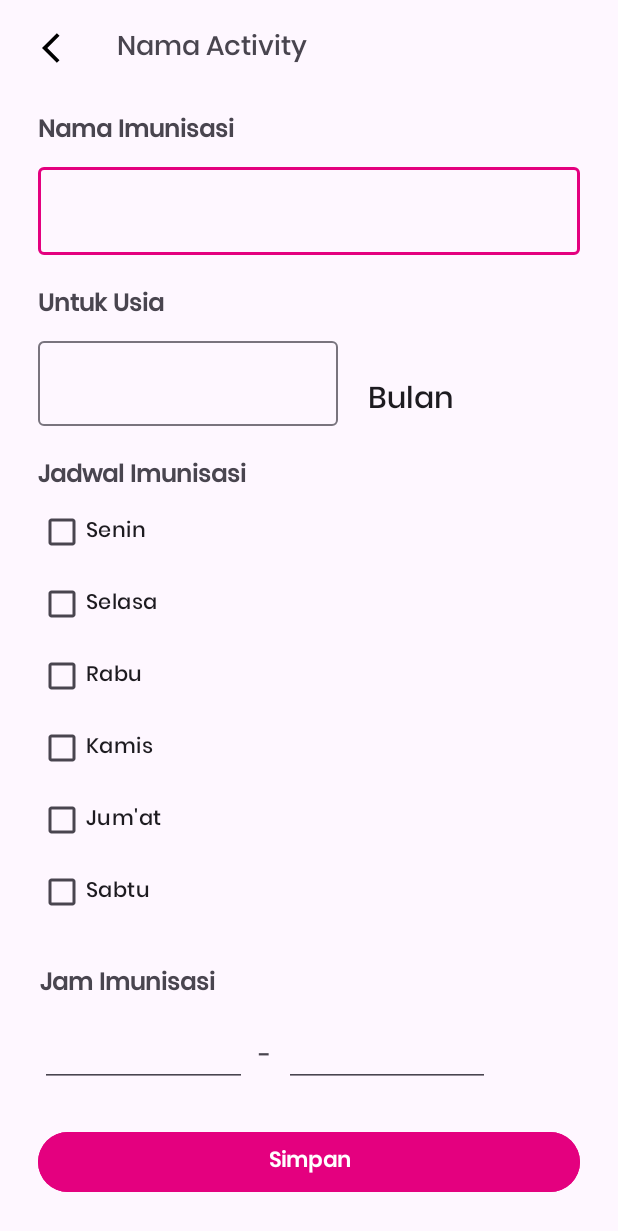
After one commit to Afaryn/AndroidProject_ImunisasiKu, an Android app: the EditImunisasi screen opened directly, with no data from a screen before it, on a phone screen of 412 x 824 dp. The commit adds this screen. Shown: the top 1231 px of the screen. Run offline under Robolectric (Android 15) with nearby library versions, the phone set to English and light mode, and no system bars.

Commit message:
RV kelola Imunisasi

```diff
--- /dev/null
+++ b/app/src/main/java/com/afaryn/imunisasiku/admin/ui/kelolaImunisasi/EditImunisasi.kt
@@ -0,0 +1,12 @@
+package com.afaryn.imunisasiku.admin.ui.kelolaImunisasi
+
+import androidx.appcompat.app.AppCompatActivity
+import android.os.Bundle
+import com.afaryn.imunisasiku.R
+
+class EditImunisasi : AppCompatActivity() {
+    override fun onCreate(savedInstanceState: Bundle?) {
+        super.onCreate(savedInstanceState)
+        setContentView(R.layout.activity_edit_imunisasi)
+    }
+}
--- /dev/null
+++ b/app/src/main/res/drawable/circle_shape.xml
@@ -0,0 +1,5 @@
+<?xml version="1.0" encoding="utf-8"?>
+<shape xmlns:android="http://schemas.android.com/apk/res/android">
+    <solid android:color="#FFFFFF" /> <!-- Warna latar belakang lingkaran (putih dalam contoh ini) -->
+    <corners android:radius="100dp" /> <!-- Radius sudut setengah dari lebar ImageView untuk membuat lingkaran -->
+</shape>
--- /dev/null
+++ b/app/src/main/res/layout/activity_edit_imunisasi.xml
@@ -0,0 +1,241 @@
+<?xml version="1.0" encoding="utf-8"?>
+<androidx.constraintlayout.widget.ConstraintLayout xmlns:android="http://schemas.android.com/apk/res/android"
+    xmlns:app="http://schemas.android.com/apk/res-auto"
+    xmlns:tools="http://schemas.android.com/tools"
+    android:layout_width="match_parent"
+    android:layout_height="match_parent"
+    tools:context=".admin.ui.kelolaImunisasi.EditImunisasi">
+
+    <include
+        android:id="@+id/include"
+        layout="@layout/toolbar" />
+
+    <LinearLayout
+        android:id="@+id/linearLayout6"
+        android:layout_width="match_parent"
+        android:layout_height="wrap_content"
+        android:layout_marginHorizontal="25dp"
+        android:layout_marginTop="10dp"
+        android:orientation="vertical"
+        app:layout_constraintEnd_toEndOf="parent"
+        app:layout_constraintStart_toStartOf="parent"
+        app:layout_constraintTop_toBottomOf="@+id/include">
+
+        <TextView
+            android:id="@+id/textView17"
+            android:layout_width="match_parent"
+            android:layout_height="wrap_content"
+            android:layout_marginBottom="5dp"
+            android:fontFamily="@font/poppins_medium"
+            android:text="Nama Imunisasi"
+            android:textSize="16dp"
+            android:textStyle="bold" />
+
+        <com.google.android.material.textfield.TextInputLayout
+            android:layout_width="match_parent"
+            android:layout_height="match_parent">
+
+            <com.google.android.material.textfield.TextInputEditText
+                android:id="@+id/tv_namaImunisasi"
+                android:layout_width="match_parent"
+                android:layout_height="wrap_content"
+                android:fontFamily="@font/pregular"
+                android:textSize="14sp" />
+        </com.google.android.material.textfield.TextInputLayout>
+
+    </LinearLayout>
+
+    <LinearLayout
+        android:id="@+id/linearLayout7"
+        android:layout_width="200dp"
+        android:layout_height="wrap_content"
+        android:layout_marginHorizontal="25dp"
+        android:layout_marginTop="20dp"
+        android:orientation="vertical"
+        app:layout_constraintStart_toStartOf="parent"
+        app:layout_constraintTop_toBottomOf="@+id/linearLayout6">
+
+        <TextView
+            android:id="@+id/textView19"
+            android:layout_width="match_parent"
+            android:layout_height="wrap_content"
+            android:layout_marginBottom="5dp"
+            android:fontFamily="@font/poppins_medium"
+            android:text="Untuk Usia"
+            android:textSize="16sp"
+            android:textStyle="bold" />
+
+        <com.google.android.material.textfield.TextInputLayout
+            android:layout_width="match_parent"
+            android:layout_height="match_parent">
+
+            <com.google.android.material.textfield.TextInputEditText
+                android:id="@+id/tv_usiaImunisasi"
+                android:layout_width="match_parent"
+                android:layout_height="wrap_content" />
+        </com.google.android.material.textfield.TextInputLayout>
+
+    </LinearLayout>
+
+    <TextView
+        android:id="@+id/textView21"
+        android:layout_width="wrap_content"
+        android:layout_height="wrap_content"
+        android:layout_marginStart="20dp"
+        android:fontFamily="@font/poppins_medium"
+        android:text="Bulan"
+        android:textAppearance="@style/TextAppearance.AppCompat.Body1"
+        android:textSize="20sp"
+        app:layout_constraintBottom_toBottomOf="@+id/linearLayout7"
+        app:layout_constraintStart_toEndOf="@+id/linearLayout7"
+        app:layout_constraintTop_toTopOf="@+id/linearLayout7"
+        app:layout_constraintVertical_bias="1.0" />
+
+    <LinearLayout
+        android:id="@+id/linearLayout9"
+        android:layout_width="300dp"
+        android:layout_height="wrap_content"
+        android:layout_marginHorizontal="25dp"
+        android:layout_marginTop="24dp"
+        android:orientation="vertical"
+        app:layout_constraintEnd_toEndOf="parent"
+        app:layout_constraintHorizontal_bias="0.021"
+        app:layout_constraintStart_toStartOf="parent"
+        app:layout_constraintTop_toBottomOf="@+id/linearLayout8">
+
+        <TextView
+            android:id="@+id/textView23"
+            android:layout_width="wrap_content"
+            android:layout_height="wrap_content"
+            android:layout_marginBottom="10dp"
+            android:fontFamily="@font/poppins_medium"
+            android:text="Jam Imunisasi"
+            android:textSize="16sp"
+            android:textStyle="bold" />
+
+        <LinearLayout
+            android:layout_width="match_parent"
+            android:layout_height="match_parent"
+            android:orientation="horizontal">
+
+            <EditText
+                android:id="@+id/edt_jamMulai"
+                android:layout_width="wrap_content"
+                android:layout_height="wrap_content"
+                android:layout_weight="1"
+                android:ems="10"
+                android:inputType="time"
+                android:textAlignment="center" />
+
+            <TextView
+                android:id="@+id/textView24"
+                android:layout_width="100dp"
+                android:layout_height="wrap_content"
+                android:layout_weight="1"
+                android:fontFamily="@font/poppins_medium"
+                android:text="-"
+                android:textAlignment="center"
+                android:textSize="16sp" />
+
+            <EditText
+                android:id="@+id/edt_jamSelesai"
+                android:layout_width="wrap_content"
+                android:layout_height="wrap_content"
+                android:layout_weight="1"
+                android:ems="10"
+                android:inputType="time"
+                android:textAlignment="center" />
+        </LinearLayout>
+    </LinearLayout>
+
+    <LinearLayout
+        android:id="@+id/linearLayout8"
+        android:layout_width="match_parent"
+        android:layout_height="wrap_content"
+        android:layout_marginHorizontal="25dp"
+        android:layout_marginTop="20dp"
+        android:orientation="vertical"
+        app:layout_constraintEnd_toEndOf="parent"
+        app:layout_constraintStart_toStartOf="parent"
+        app:layout_constraintTop_toBottomOf="@+id/linearLayout7">
+
+        <TextView
+            android:id="@+id/textView22"
+            android:layout_width="match_parent"
+            android:layout_height="wrap_content"
+            android:fontFamily="@font/poppins_medium"
+            android:text="Jadwal Imunisasi"
+            android:textSize="16sp"
+            android:textStyle="bold" />
+
+        <CheckBox
+            android:id="@+id/cb_senin"
+            android:layout_width="match_parent"
+            android:layout_height="wrap_content"
+            android:fontFamily="@font/poppins_medium"
+            android:text="Senin" />
+
+        <CheckBox
+            android:id="@+id/cb_selasa"
+            android:layout_width="match_parent"
+            android:layout_height="wrap_content"
+            android:fontFamily="@font/poppins_medium"
+            android:text="Selasa" />
+
+        <CheckBox
+            android:id="@+id/cb_rabu"
+            android:layout_width="match_parent"
+            android:layout_height="wrap_content"
+            android:fontFamily="@font/poppins_medium"
+            android:text="Rabu" />
+
+        <CheckBox
+            android:id="@+id/cb_kamis"
+            android:layout_width="match_parent"
+            android:layout_height="wrap_content"
+            android:fontFamily="@font/poppins_medium"
+            android:text="Kamis" />
+
+        <CheckBox
+            android:id="@+id/cb_jumat"
+            android:layout_width="match_parent"
+            android:layout_height="wrap_content"
+            android:fontFamily="@font/poppins_medium"
+            android:text="Jum'at" />
+
+        <CheckBox
+            android:id="@+id/cb_sabtu"
+            android:layout_width="match_parent"
+            android:layout_height="wrap_content"
+            android:fontFamily="@font/poppins_medium"
+            android:text="Sabtu" />
+
+    </LinearLayout>
+
+    <ProgressBar
+        android:id="@+id/progress_bar"
+        android:layout_width="24dp"
+        android:layout_height="24dp"
+        android:indeterminate="true"
+        android:indeterminateTint="@color/white"
+        android:visibility="gone"
+        app:layout_constraintBottom_toBottomOf="@+id/button2"
+        app:layout_constraintEnd_toEndOf="@+id/button2"
+        app:layout_constraintStart_toStartOf="@+id/button2"
+        app:layout_constraintTop_toTopOf="@+id/button2" />
+
+    <Button
+        android:id="@+id/button2"
+        android:layout_width="match_parent"
+        android:layout_height="wrap_content"
+        android:layout_marginHorizontal="25dp"
+        android:backgroundTint="#E4007F"
+        android:fontFamily="@font/poppins_medium"
+        android:text="Simpan"
+        android:textStyle="bold"
+        app:layout_constraintBottom_toBottomOf="parent"
+        app:layout_constraintEnd_toEndOf="parent"
+        app:layout_constraintStart_toStartOf="parent"
+        app:layout_constraintTop_toBottomOf="@+id/linearLayout9" />
+
+</androidx.constraintlayout.widget.ConstraintLayout>
```
Also changed, not shown: app/src/main/AndroidManifest.xml (+6 -3 lines), app/src/main/java/com/afaryn/imunisasiku/admin/ui/kelolaAkun/EditAkunPengguna.kt (added, +12 -0 lines), app/src/main/java/com/afaryn/imunisasiku/admin/ui/kelolaImunisasi/KelolaImunisasi.kt (+82 -2 lines), app/src/main/java/com/afaryn/imunisasiku/admin/ui/kelolaImunisasi/TambahImunisasi.kt (+8 -7 lines), app/src/main/java/com/afaryn/imunisasiku/admin/ui/kelolaImunisasi/data/ImunisasiAdapter.kt (added, +59 -0 lines), app/src/main/java/com/afaryn/imunisasiku/admin/ui/kelolaImunisasi/viewModel/TambahImnViewModel.kt (+26 -0 lines), app/src/main/res/layout/activity_edit_akun_pengguna.xml (added, +166 -0 lines), app/src/main/res/layout/activity_kelola_imunisasi.xml (+19 -5 lines), app/src/main/res/layout/fragment_profile_admin.xml (+12 -6 lines), app/src/main/res/layout/item_jenis_imunisasi.xml (+20 -15 lines), app/src/main/res/drawable/bg_profile.png (added).
